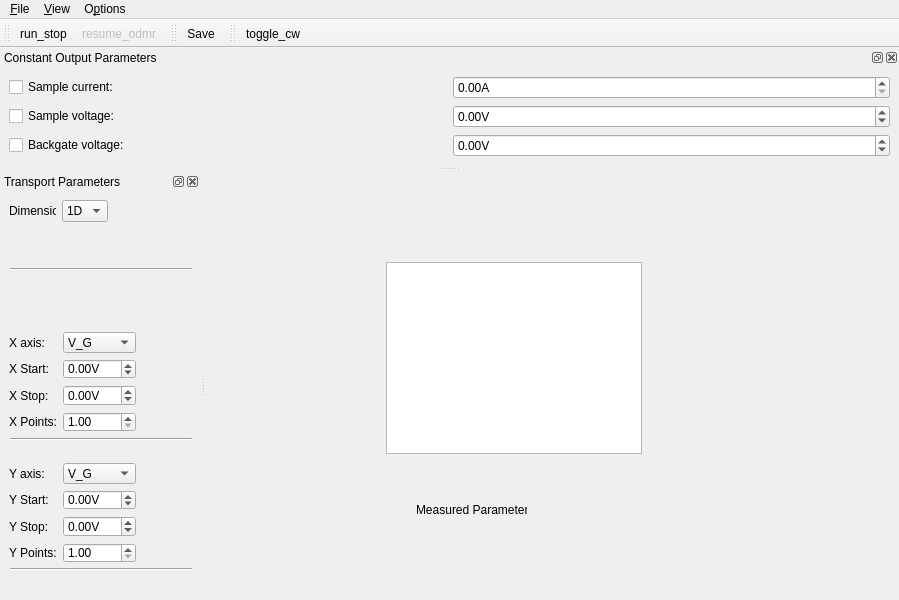
Qt form gui/transport/transport_gui.ui (sriharijayaram5/qudi) before a commit.
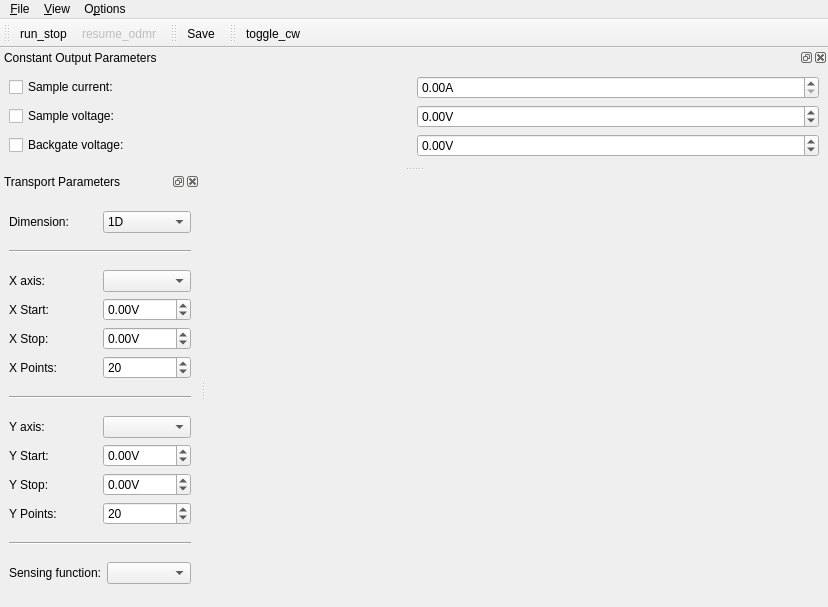
The same form after that commit. Icons and pictures are not drawn. Custom widgets are drawn as their Qt base class.

Commit message: Gui for transport modul

What changed in the file:
```diff
--- a/gui/transport/transport_gui.ui
+++ b/gui/transport/transport_gui.ui
@@ -6,8 +6,8 @@
    <rect>
     <x>0</x>
     <y>0</y>
-    <width>899</width>
-    <height>600</height>
+    <width>828</width>
+    <height>607</height>
    </rect>
   </property>
   <property name="contextMenuPolicy">
@@ -16,43 +16,13 @@
   <property name="windowTitle">
    <string>qudi: ODMR</string>
   </property>
-  <widget class="QWidget" name="centralwidget">
-   <widget class="QLabel" name="measured_parameters_label">
-    <property name="geometry">
-     <rect>
-      <x>210</x>
-      <y>330</y>
-      <width>111</width>
-      <height>16</height>
-     </rect>
-    </property>
-    <property name="text">
-     <string>Measured Parameters</string>
-    </property>
-   </widget>
-   <widget class="PlotWidget" name="transport_PlotWidget">
-    <property name="geometry">
-     <rect>
-      <x>180</x>
-      <y>90</y>
-      <width>256</width>
-      <height>192</height>
-     </rect>
-    </property>
-    <property name="sizePolicy">
-     <sizepolicy hsizetype="Expanding" vsizetype="Expanding">
-      <horstretch>1</horstretch>
-      <verstretch>1</verstretch>
-     </sizepolicy>
-    </property>
-   </widget>
-  </widget>
+  <widget class="QWidget" name="centralwidget"/>
   <widget class="QMenuBar" name="menubar">
    <property name="geometry">
     <rect>
      <x>0</x>
      <y>0</y>
-     <width>899</width>
+     <width>828</width>
      <height>21</height>
     </rect>
    </property>
@@ -103,6 +73,12 @@
      <verstretch>0</verstretch>
     </sizepolicy>
    </property>
+   <property name="minimumSize">
+    <size>
+     <width>203</width>
+     <height>112</height>
+    </size>
+   </property>
    <property name="baseSize">
     <size>
      <width>0</width>
@@ -250,7 +226,7 @@
    <property name="minimumSize">
     <size>
      <width>200</width>
-     <height>301</height>
+     <height>354</height>
     </size>
    </property>
    <property name="windowTitle">
@@ -260,189 +236,8 @@
     <number>1</number>
    </attribute>
    <widget class="QWidget" name="dockWidgetContents">
-    <widget class="QWidget" name="layoutWidget">
-     <property name="geometry">
-      <rect>
-       <x>9</x>
-       <y>272</y>
-       <width>127</width>
-       <height>100</height>
-      </rect>
-     </property>
-     <layout class="QGridLayout" name="y_axis_gridLayout">
-      <item row="0" column="1">
-       <widget class="QComboBox" name="y_axis_sweep_parameter_comboBox">
+    <layout class="QVBoxLayout" name="verticalLayout">
         <item>
-         <property name="text">
-          <string>V_G</string>
-         </property>
-        </item>
-        <item>
-         <property name="text">
-          <string>V_S</string>
-         </property>
-        </item>
-        <item>
-         <property name="text">
-          <string>I_S</string>
-         </property>
-        </item>
-        <item>
-         <property name="text">
-          <string>T</string>
-         </property>
-        </item>
-        <item>
-         <property name="text">
-          <string>B</string>
-         </property>
-        </item>
-       </widget>
-      </item>
-      <item row="1" column="0">
-       <widget class="QLabel" name="y_start_label">
-        <property name="text">
-         <string>Y Start:</string>
-        </property>
-       </widget>
-      </item>
-      <item row="2" column="0">
-       <widget class="QLabel" name="y_stop_label">
-        <property name="text">
-         <string>Y Stop:</string>
-        </property>
-       </widget>
-      </item>
-      <item row="1" column="1">
-       <widget class="ScienDSpinBox" name="y_axis_start_DoubleSpinBox">
-        <property name="sizePolicy">
-         <sizepolicy hsizetype="Minimum" vsizetype="Fixed">
-          <horstretch>0</horstretch>
-          <verstretch>0</verstretch>
-         </sizepolicy>
-        </property>
-        <property name="suffix">
-         <string>V</string>
-        </property>
-        <property name="decimals">
-         <number>2</number>
-        </property>
-        <property name="minimum">
-         <double>-200.000000000000000</double>
-        </property>
-        <property name="maximum">
-         <double>200.000000000000000</double>
-        </property>
-       </widget>
-      </item>
-      <item row="3" column="0">
-       <widget class="QLabel" name="y_axis_points_label">
-        <property name="text">
-         <string>Y Points:</string>
-        </property>
-       </widget>
-      </item>
-      <item row="3" column="1">
-       <widget class="ScienDSpinBox" name="y_axis_points_DoubleSpinBox">
-        <property name="sizePolicy">
-         <sizepolicy hsizetype="Minimum" vsizetype="Fixed">
-          <horstretch>0</horstretch>
-          <verstretch>0</verstretch>
-         </sizepolicy>
-        </property>
-        <property name="suffix">
-         <string>0</string>
-        </property>
-        <property name="decimals">
-         <number>1</number>
-        </property>
-        <property name="minimum">
-         <double>1.000000000000000</double>
-        </property>
-        <property name="maximum">
-         <double>100000.000000000000000</double>
-        </property>
-       </widget>
-      </item>
-      <item row="2" column="1">
-       <widget class="ScienDSpinBox" name="y_axis_stop_DoubleSpinBox">
-        <property name="sizePolicy">
-         <sizepolicy hsizetype="Minimum" vsizetype="Fixed">
-          <horstretch>0</horstretch>
-          <verstretch>0</verstretch>
-         </sizepolicy>
-        </property>
-        <property name="suffix">
-         <string>V</string>
-        </property>
-        <property name="decimals">
-         <number>2</number>
-        </property>
-        <property name="minimum">
-         <double>-200.000000000000000</double>
-        </property>
-        <property name="maximum">
-         <double>200.000000000000000</double>
-        </property>
-       </widget>
-      </item>
-      <item row="0" column="0">
-       <widget class="QLabel" name="y_axis_label">
-        <property name="text">
-         <string>Y axis:</string>
-        </property>
-       </widget>
-      </item>
-     </layout>
-    </widget>
-    <widget class="Line" name="line">
-     <property name="geometry">
-      <rect>
-       <x>10</x>
-       <y>240</y>
-       <width>182</width>
-       <height>16</height>
-      </rect>
-     </property>
-     <property name="orientation">
-      <enum>Qt::Horizontal</enum>
-     </property>
-    </widget>
-    <widget class="Line" name="line_2">
-     <property name="geometry">
-      <rect>
-       <x>10</x>
-       <y>70</y>
-       <width>182</width>
-       <height>16</height>
-      </rect>
-     </property>
-     <property name="orientation">
-      <enum>Qt::Horizontal</enum>
-     </property>
-    </widget>
-    <widget class="Line" name="line_3">
-     <property name="geometry">
-      <rect>
-       <x>10</x>
-       <y>370</y>
-       <width>182</width>
-       <height>16</height>
-      </rect>
-     </property>
-     <property name="orientation">
-      <enum>Qt::Horizontal</enum>
-     </property>
-    </widget>
-    <widget class="QWidget" name="">
-     <property name="geometry">
-      <rect>
-       <x>9</x>
-       <y>9</y>
-       <width>99</width>
-       <height>22</height>
-      </rect>
-     </property>
      <layout class="QGridLayout" name="dimension_gridLayout">
       <item row="0" column="0">
        <widget class="QLabel" name="dimension_label">
@@ -466,16 +261,15 @@
        </widget>
       </item>
      </layout>
-    </widget>
-    <widget class="QWidget" name="">
-     <property name="geometry">
-      <rect>
-       <x>9</x>
-       <y>141</y>
-       <width>127</width>
-       <height>100</height>
-      </rect>
-     </property>
+     </item>
+     <item>
+      <widget class="Line" name="line_2">
+       <property name="orientation">
+        <enum>Qt::Horizontal</enum>
+       </property>
+      </widget>
+     </item>
+     <item>
      <layout class="QGridLayout" name="x_axis_gridLayout">
       <item row="0" column="0">
        <widget class="QLabel" name="x_axis_label">
@@ -485,33 +279,7 @@
        </widget>
       </item>
       <item row="0" column="1">
-       <widget class="QComboBox" name="x_axis_sweep_parameter_comboBox">
-        <item>
-         <property name="text">
-          <string>V_G</string>
-         </property>
-        </item>
-        <item>
-         <property name="text">
-          <string>V_S</string>
-         </property>
-        </item>
-        <item>
-         <property name="text">
-          <string>I_S</string>
-         </property>
-        </item>
-        <item>
-         <property name="text">
-          <string>T</string>
-         </property>
-        </item>
-        <item>
-         <property name="text">
-          <string>B</string>
-         </property>
-        </item>
-       </widget>
+        <widget class="QComboBox" name="x_axis_sweep_parameter_comboBox"/>
       </item>
       <item row="1" column="0">
        <widget class="QLabel" name="x_start_label">
@@ -579,7 +347,54 @@
        </widget>
       </item>
       <item row="3" column="1">
-       <widget class="ScienDSpinBox" name="x_axis_points_DoubleSpinBox">
+        <widget class="ScienSpinBox" name="x_axis_points_DoubleSpinBox">
+         <property name="minimumSize">
+          <size>
+           <width>50</width>
+           <height>0</height>
+          </size>
+         </property>
+         <property name="minimum">
+          <number>1</number>
+         </property>
+         <property name="maximum">
+          <number>1000</number>
+         </property>
+         <property name="value">
+          <number>20</number>
+         </property>
+        </widget>
+       </item>
+      </layout>
+     </item>
+     <item>
+      <widget class="Line" name="line">
+       <property name="orientation">
+        <enum>Qt::Horizontal</enum>
+       </property>
+      </widget>
+     </item>
+     <item>
+      <layout class="QGridLayout" name="y_axis_gridLayout">
+       <item row="0" column="1">
+        <widget class="QComboBox" name="y_axis_sweep_parameter_comboBox"/>
+       </item>
+       <item row="1" column="0">
+        <widget class="QLabel" name="y_start_label">
+         <property name="text">
+          <string>Y Start:</string>
+         </property>
+        </widget>
+       </item>
+       <item row="2" column="0">
+        <widget class="QLabel" name="y_stop_label">
+         <property name="text">
+          <string>Y Stop:</string>
+         </property>
+        </widget>
+       </item>
+       <item row="1" column="1">
+        <widget class="ScienDSpinBox" name="y_axis_start_DoubleSpinBox">
         <property name="sizePolicy">
          <sizepolicy hsizetype="Minimum" vsizetype="Fixed">
           <horstretch>0</horstretch>
@@ -587,24 +402,101 @@
          </sizepolicy>
         </property>
         <property name="suffix">
-         <string>0</string>
+          <string>V</string>
         </property>
         <property name="decimals">
-         <number>1</number>
+          <number>2</number>
         </property>
         <property name="minimum">
-         <double>1.000000000000000</double>
+          <double>-200.000000000000000</double>
         </property>
         <property name="maximum">
-         <double>100000.000000000000000</double>
+          <double>200.000000000000000</double>
         </property>
        </widget>
       </item>
-     </layout>
-    </widget>
-   </widget>
-  </widget>
-  <action name="action_Settings">
+       <item row="3" column="0">
+        <widget class="QLabel" name="y_axis_points_label">
+         <property name="text">
+          <string>Y Points:</string>
+         </property>
+        </widget>
+       </item>
+       <item row="2" column="1">
+        <widget class="ScienDSpinBox" name="y_axis_stop_DoubleSpinBox">
+         <property name="sizePolicy">
+          <sizepolicy hsizetype="Minimum" vsizetype="Fixed">
+           <horstretch>0</horstretch>
+           <verstretch>0</verstretch>
+          </sizepolicy>
+         </property>
+         <property name="suffix">
+          <string>V</string>
+         </property>
+         <property name="decimals">
+          <number>2</number>
+         </property>
+         <property name="minimum">
+          <double>-200.000000000000000</double>
+         </property>
+         <property name="maximum">
+          <double>200.000000000000000</double>
+         </property>
+        </widget>
+       </item>
+       <item row="0" column="0">
+        <widget class="QLabel" name="y_axis_label">
+         <property name="text">
+          <string>Y axis:</string>
+         </property>
+        </widget>
+       </item>
+       <item row="3" column="1">
+        <widget class="ScienSpinBox" name="y_axis_points_DoubleSpinBox">
+         <property name="minimumSize">
+          <size>
+           <width>50</width>
+           <height>0</height>
+          </size>
+         </property>
+         <property name="minimum">
+          <number>1</number>
+         </property>
+         <property name="maximum">
+          <number>1000</number>
+         </property>
+         <property name="value">
+          <number>20</number>
+         </property>
+        </widget>
+       </item>
+      </layout>
+     </item>
+     <item>
+      <widget class="Line" name="line_3">
+       <property name="orientation">
+        <enum>Qt::Horizontal</enum>
+       </property>
+      </widget>
+     </item>
+     <item>
+      <layout class="QGridLayout" name="gridLayout_2">
+       <item row="0" column="0">
+        <widget class="QLabel" name="label">
+         <property name="text">
+          <string>Sensing function:</string>
+         </property>
+        </widget>
+       </item>
+       <item row="0" column="1">
+        <widget class="QComboBox" name="sensing_function_comboBox"/>
+       </item>
+      </layout>
+     </item>
+    </layout>
+   </widget>
+  </widget>
+  <action name="action_open_settings">
    <property name="icon">
     <iconset>
      <normaloff>../../artwork/icons/oxygen/22x22/configure.png</normaloff>../../artwork/icons/oxygen/22x22/configure.png</iconset>
@@ -701,9 +593,9 @@
    <header location="global">qtwidgets.scientific_spinbox.h</header>
   </customwidget>
   <customwidget>
-   <class>PlotWidget</class>
-   <extends>QGraphicsView</extends>
-   <header>pyqtgraph</header>
+   <class>ScienSpinBox</class>
+   <extends>QSpinBox</extends>
+   <header>qtwidgets.scientific_spinbox.h</header>
   </customwidget>
  </customwidgets>
  <tabstops>
```
Left out of the diff: 62 changed lines with no effect on the pictures. Lines whose indentation alone changed are shown as unchanged. The commit also changes 2 other files.
